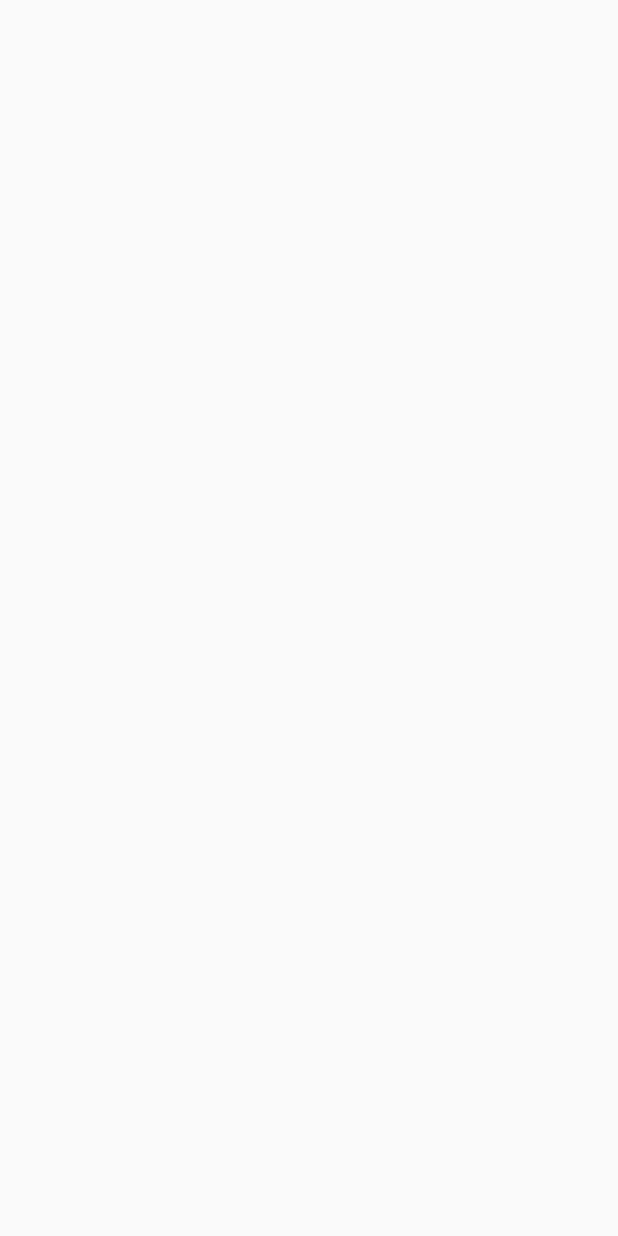
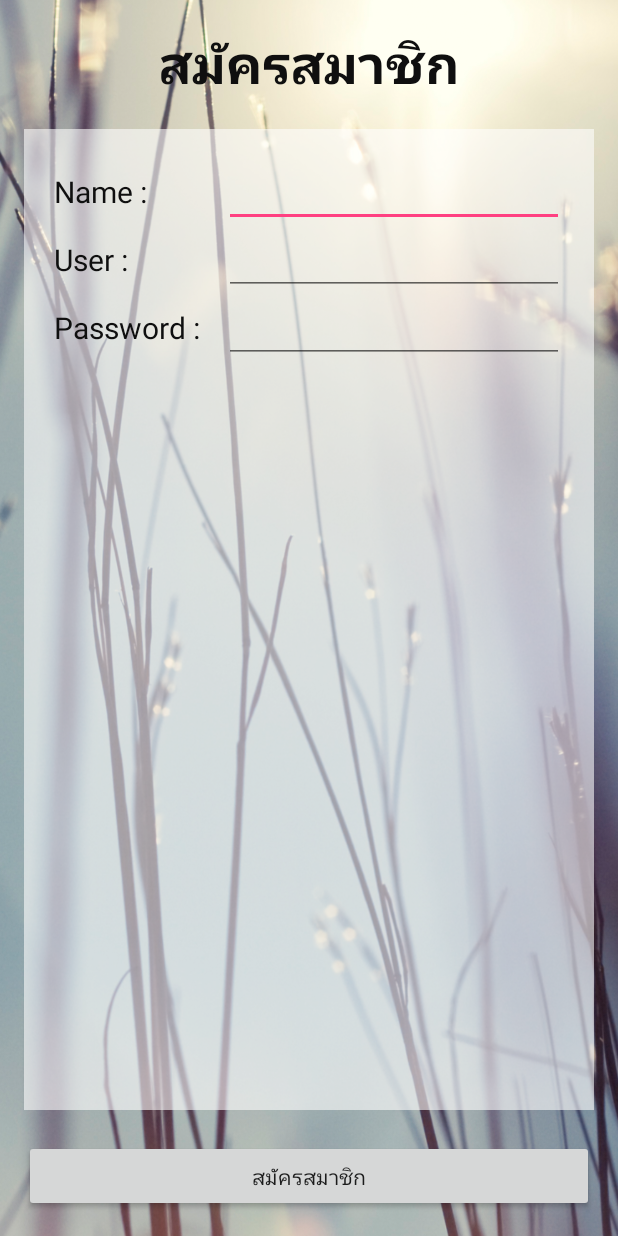
Before and after one commit to kanesornkamthawee/Book-Shop, an Android app: the SignUpActivity screen opened directly, with no data from a screen before it, on a phone screen of 412 x 824 dp. Before the commit the screen is empty. Run offline under Robolectric (Android 15) with nearby library versions, the phone set to English and light mode, and no system bars.

Commit message:
Finish 20june

```diff
--- /dev/null
+++ b/app/src/main/java/com/neu/kansorn/bookshop/MyAlert.java
@@ -0,0 +1,28 @@
+package com.neu.kansorn.bookshop;
+
+import android.app.AlertDialog;
+import android.content.Context;
+import android.content.DialogInterface;
+import android.hardware.camera2.params.StreamConfigurationMap;
+
+/**
+ * Created by iMac12 on 6/20/2016 AD.
+ */
+public class MyAlert {
+
+    public void miDialop(Context context, String strTitle,String strMessage){
+        AlertDialog.Builder builder = new AlertDialog.Builder(context);
+        builder.setCancelable(false);
+        builder.setIcon(R.drawable.nobita48);
+        builder.setTitle(strTitle);
+        builder.setMessage(strMessage);
+        builder.setPositiveButton("จร้า รับทราบค่ะ", new DialogInterface.OnClickListener() {
+            @Override
+            public void onClick(DialogInterface dialogInterface, int i) {
+                dialogInterface.dismiss();
+            }
+        });
+        builder.show();
+    }
+
+}// Main Class
--- a/app/src/main/java/com/neu/kansorn/bookshop/SignUpActivity.java
+++ b/app/src/main/java/com/neu/kansorn/bookshop/SignUpActivity.java
@@ -1,13 +1,61 @@
 package com.neu.kansorn.bookshop;
 
+import android.content.Intent;
 import android.support.v7.app.AppCompatActivity;
 import android.os.Bundle;
+import android.support.v7.app.NotificationCompat;
+import android.view.View;
+import android.widget.EditText;
+import android.widget.Toast;
 
 public class SignUpActivity extends AppCompatActivity {
+
+    //Explicit ประกาศตัวแปร
+    private EditText nameEditText, userEditeText, passwordEditText;
+    private String nameString, userString, passwordString;
+    private static final String urlPHP = "http://swiftcodingthai.com/new/add_user_master.php";
+
 
     @Override
     protected void onCreate(Bundle savedInstanceState) {
         super.onCreate(savedInstanceState);
         setContentView(R.layout.activity_sign_up);
+
+        //Bind Widget
+        nameEditText = (EditText) findViewById(R.id.editText);
+        userEditeText = (EditText) findViewById(R.id.editText2);
+        passwordEditText = (EditText) findViewById(R.id.editText3);
+
+
+
+    }//Main Method
+
+    public void clickSignUpSign(View view) {
+
+        nameString = nameEditText.getText().toString().trim();
+        userString = userEditeText.getText().toString().trim();
+        passwordString = passwordEditText.getText().toString().trim();
+
+        //Check Space
+        if (nameString.equals("") || userString.equals("")  || passwordString.equals("")){
+            //Have Space
+            MyAlert myAlert = new MyAlert();
+            myAlert.miDialop(this,"มีช่องว่าง" , "กรุณากรอกทุกช่องค่ะ");
+
+        }else {
+            //No Space
+            uploadToServer();
+
+        }
+
+
+
+    }//clickSign
+
+    private void uploadToServer() {
+
+
+
     }
-}
+
+}//Main Class
--- a/app/src/main/res/layout/activity_sign_up.xml
+++ b/app/src/main/res/layout/activity_sign_up.xml
@@ -7,6 +7,114 @@
     android:paddingLeft="@dimen/activity_horizontal_margin"
     android:paddingRight="@dimen/activity_horizontal_margin"
     android:paddingTop="@dimen/activity_vertical_margin"
-    tools:context="com.neu.kansorn.bookshop.SignUpActivity">
+    tools:context="com.neu.kansorn.bookshop.SignUpActivity"
+    android:background="@drawable/wall8">
 
+    <TextView
+        android:layout_width="wrap_content"
+        android:layout_height="wrap_content"
+        android:text="@string/signup"
+        android:id="@+id/textView2"
+        android:textSize="@dimen/h1"
+        android:textStyle="bold"
+        android:layout_centerHorizontal="true"
+        android:layout_alignParentTop="true"
+        android:textColor="@color/text" />
+
+    <Button
+        android:layout_width="match_parent"
+        android:layout_height="wrap_content"
+        android:text="@string/signup"
+        android:id="@+id/button3"
+        android:layout_alignParentBottom="true"
+        android:onClick="clickSignUpSign" />
+
+    <LinearLayout
+        android:orientation="vertical"
+        android:layout_width="match_parent"
+        android:layout_height="match_parent"
+        android:layout_below="@+id/textView2"
+        android:layout_above="@+id/button3"
+        android:layout_marginTop="20dp"
+        android:layout_marginBottom="20dp"
+        android:background="#96ffffff"
+        android:padding="20dp">
+
+        <LinearLayout
+            android:orientation="horizontal"
+            android:layout_width="match_parent"
+            android:layout_height="wrap_content">
+
+            <TextView
+                android:layout_width="0dp"
+                android:layout_height="wrap_content"
+                android:text="Name :"
+                android:id="@+id/textView3"
+                android:textSize="@dimen/h2"
+                android:layout_weight="1"
+                android:textColor="@color/text" />
+
+            <EditText
+                android:layout_width="0dp"
+                android:layout_height="wrap_content"
+                android:maxLength="20"
+                android:id="@+id/editText"
+                android:layout_weight="2"
+                android:textColor="@color/text" />
+
+        </LinearLayout>
+
+        <LinearLayout
+            android:orientation="horizontal"
+            android:layout_width="match_parent"
+            android:layout_height="wrap_content" >
+
+            <TextView
+                android:layout_width="0dp"
+                android:layout_height="wrap_content"
+                android:text="User :"
+                android:id="@+id/textView4"
+                android:textSize="@dimen/h2"
+                android:layout_weight="1"
+                android:textColor="@color/text" />
+
+            <EditText
+                android:layout_width="0dp"
+                android:layout_height="wrap_content"
+                android:id="@+id/editText2"
+                android:layout_weight="2"
+                android:maxLength="10"
+                android:textColor="@color/text" />
+        </LinearLayout>
+
+        <LinearLayout
+            android:orientation="horizontal"
+            android:layout_width="match_parent"
+            android:layout_height="wrap_content" >
+
+            <TextView
+                android:layout_width="0dp"
+                android:layout_height="wrap_content"
+                android:text="Password :"
+                android:id="@+id/textView5"
+                android:textSize="@dimen/h2"
+                android:layout_weight="1"
+                android:textColor="@color/text" />
+
+            <EditText
+                android:layout_width="0dp"
+                android:layout_height="wrap_content"
+                android:id="@+id/editText3"
+                android:maxLength="10"
+                android:layout_weight="2"
+                android:textColor="@color/text" />
+        </LinearLayout>
+
+        <LinearLayout
+            android:orientation="horizontal"
+            android:layout_width="match_parent"
+            android:layout_height="match_parent">
+
+        </LinearLayout>
+    </LinearLayout>
 </RelativeLayout>
--- a/app/src/main/res/values/colors.xml
+++ b/app/src/main/res/values/colors.xml
@@ -3,4 +3,5 @@
     <color name="colorPrimary">#3F51B5</color>
     <color name="colorPrimaryDark">#303F9F</color>
     <color name="colorAccent">#FF4081</color>
+    <color name="text">#0f0f0f</color>
 </resources>
--- a/app/src/main/res/values/dimens.xml
+++ b/app/src/main/res/values/dimens.xml
@@ -2,4 +2,6 @@
     <!-- Default screen margins, per the Android Design guidelines. -->
     <dimen name="activity_horizontal_margin">16dp</dimen>
     <dimen name="activity_vertical_margin">16dp</dimen>
+    <dimen name="h1">35sp</dimen>
+    <dimen name="h2">20sp</dimen>
 </resources>
--- a/app/src/main/res/values/strings.xml
+++ b/app/src/main/res/values/strings.xml
@@ -1,6 +1,6 @@
 <resources>
     <string name="app_name">Book Shop</string>
 
-    <string name="signup">Sign up</string>
+    <string name="signup">สมัครสมาชิก</string>
 
 </resources>
```
Also changed, not shown: app/src/main/res/drawable/bg10.png (added), app/src/main/res/drawable/nobita48.png (added), app/src/main/res/drawable/wall8.png (added).
